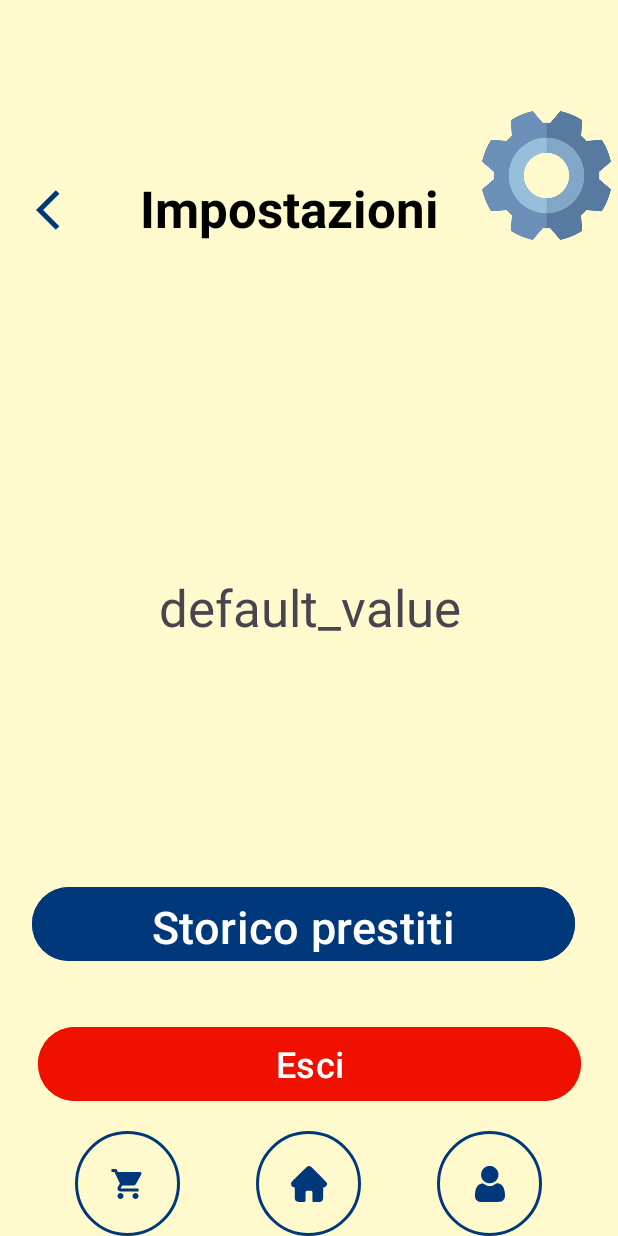
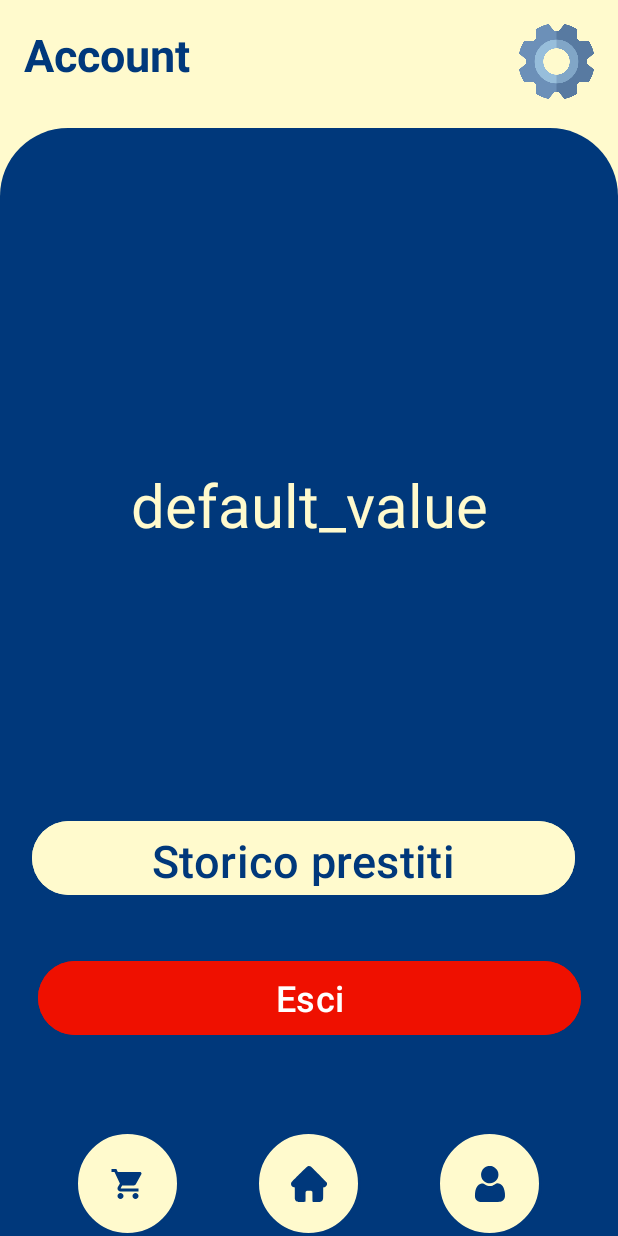
Before and after one commit to AntonioTagliafierro/TheLibrariansApp, an Android app: the ProfiloActivity screen opened directly, with no data from a screen before it, on a phone screen of 412 x 824 dp. Run offline under Robolectric (Android 15) with nearby library versions, the phone set to English and light mode, and no system bars.

Commit message:
modifiche grafiche

```diff
--- a/app/build.gradle.kts
+++ b/app/build.gradle.kts
@@ -41,6 +41,7 @@ dependencies {
     androidTestImplementation(libs.ext.junit)
     androidTestImplementation(libs.espresso.core)
     implementation("com.squareup.picasso:picasso:2.8")
+    implementation ("androidx.constraintlayout:constraintlayout:2.1.4")
     implementation ("com.github.bumptech.glide:glide:4.15.0")
     annotationProcessor ("com.github.bumptech.glide:compiler:4.15.0")
 
--- a/app/src/main/java/com/example/thelibrariansapp/activity/BookActivity.java
+++ b/app/src/main/java/com/example/thelibrariansapp/activity/BookActivity.java
@@ -105,6 +105,9 @@ public class BookActivity extends ImmersiveActivity {
 
                     }
                 }).start();
+                Intent intent = new Intent(BookActivity.this, HomeActivity.class);
+                startActivity(intent);
+
             }
         });
 
--- a/app/src/main/java/com/example/thelibrariansapp/activity/ProfiloActivity.java
+++ b/app/src/main/java/com/example/thelibrariansapp/activity/ProfiloActivity.java
@@ -45,14 +45,6 @@ public class ProfiloActivity extends ImmersiveActivity {
             }
         });
 
-        ImageButton ButtonBack = findViewById(R.id.imageButtonBack);
-        ButtonBack.setOnClickListener(new View.OnClickListener(){
-            @Override
-            public void onClick(View v) {
-                Intent intent = new Intent(ProfiloActivity.this, HomeActivity.class);
-                startActivity(intent);
-            }
-        });
 
         //tasto di uscita
         Button ButtonEsci = findViewById(R.id.esciButton);
--- a/app/src/main/java/com/example/thelibrariansapp/adapters/LoansAdapter.java
+++ b/app/src/main/java/com/example/thelibrariansapp/adapters/LoansAdapter.java
@@ -77,14 +77,15 @@ public class LoansAdapter extends RecyclerView.Adapter<LoansAdapter.LoanViewHold
 
             // Se lo stato è "attivo" e la data di scadenza è passata, imposta il colore in rosso
             if (loan.getStatus().equals("attivo") && dueDate2.before(currentDate)) {
-                holder.status.setText("RITARDO DI CONSEGNA");
+                holder.status.setText("IN RITARDO");
                 holder.status.setTextColor(Color.RED);
             } else if (loan.getStatus().equals("attivo")) { // navy se IN USO e non scaduto
-                holder.status.setText("IN USO");
+                holder.status.setText("       IN USO");
                 holder.status.setTextColor(ContextCompat.getColor(context, R.color.navy));
             } else {
                 holder.status.setText("CONSEGNATO");
                 holder.status.setTextColor(Color.BLACK);  // Colore per libro consegnato
+                holder.buttonReturnBook.setVisibility(View.INVISIBLE);
             }
         } catch (Exception e) {
             e.printStackTrace();
--- a/app/src/main/res/layout/activity_manage_books.xml
+++ b/app/src/main/res/layout/activity_manage_books.xml
@@ -27,6 +27,7 @@
         android:layout_width="match_parent"
         android:layout_height="0dp"
         android:layout_marginTop="24dp"
+        android:layout_marginBottom="68dp"
         android:background="@drawable/rounded_cont_top"
         android:backgroundTint="@color/navy"
         app:layout_constraintBottom_toBottomOf="parent"
--- a/app/src/main/res/layout/activity_profilo.xml
+++ b/app/src/main/res/layout/activity_profilo.xml
@@ -6,60 +6,60 @@
     android:layout_width="match_parent"
     android:layout_height="match_parent"
     android:background="@color/lemon_cream"
+    android:fitsSystemWindows="true"
     tools:context=".activity.ProfiloActivity">
 
 
-    <TextView
-        android:id="@+id/settingsText"
-        android:layout_width="209dp"
-        android:layout_height="68dp"
-        android:layout_marginStart="24dp"
-        android:layout_marginTop="116dp"
-        android:text="Impostazioni"
-        android:textAlignment="center"
-        android:textColor="@color/black"
-        android:textSize="34sp"
-        android:textStyle="bold"
-        app:layout_constraintStart_toEndOf="@+id/imageButtonBack"
-        app:layout_constraintTop_toTopOf="parent" />
+    <LinearLayout
+        android:layout_width="match_parent"
+        android:layout_height="match_parent"
+        android:layout_marginTop="85dp"
+        android:layout_marginBottom="68dp"
+        android:backgroundTint="@color/navy"
+        android:background="@drawable/rounded_cont_top"
+        android:orientation="vertical"
+        app:layout_constraintBottom_toBottomOf="parent"
+        app:layout_constraintEnd_toEndOf="parent"
+        app:layout_constraintHorizontal_bias="0.0"
+        app:layout_constraintStart_toStartOf="parent"
+        app:layout_constraintTop_toTopOf="parent"></LinearLayout>
 
     <ImageView
         android:id="@+id/imageView"
-        android:layout_width="86dp"
-        android:layout_height="98dp"
-        android:layout_marginStart="24dp"
-        android:layout_marginTop="68dp"
-        app:layout_constraintStart_toEndOf="@+id/settingsText"
+        android:layout_width="50dp"
+        android:layout_height="50dp"
+        android:layout_marginTop="16dp"
+        android:layout_marginEnd="16dp"
+        app:layout_constraintEnd_toEndOf="parent"
         app:layout_constraintTop_toTopOf="parent"
         app:srcCompat="@drawable/cogwheel" />
 
-    <ImageButton
-        android:id="@+id/imageButtonBack"
-        android:layout_width="48dp"
-        android:layout_height="48dp"
+    <TextView
+        android:id="@+id/settingsText"
+        android:layout_width="wrap_content"
+        android:layout_height="wrap_content"
         android:layout_marginStart="16dp"
-        android:layout_marginTop="116dp"
-        android:layout_marginEnd="44dp"
-        android:backgroundTint="@color/lemon_cream"
-        android:src="@drawable/baseline_arrow_back_ios_24"
-        app:layout_constraintEnd_toStartOf="@+id/settingsText"
+        android:layout_marginTop="16dp"
+        android:text="Account"
+        android:textAlignment="center"
+        android:textColor="@color/navy"
+        android:textSize="@dimen/title_dimen"
+        android:textStyle="bold"
         app:layout_constraintStart_toStartOf="parent"
-        app:layout_constraintTop_toTopOf="parent"
-        app:tint="@color/navy"
-        tools:ignore="SpeakableTextPresentCheck" />
+        app:layout_constraintTop_toTopOf="parent" />
 
     <TextView
         android:id="@+id/usernameText"
-        android:layout_width="231dp"
-        android:layout_height="55dp"
-        android:layout_marginBottom="150dp"
+        android:layout_width="wrap_content"
+        android:layout_height="wrap_content"
+        android:layout_marginBottom="180dp"
         android:text="Nome Utente"
         android:textAlignment="center"
-        android:textSize="34sp"
+        android:textColor="@color/lemon_cream"
+        android:textSize="40dp"
         app:layout_constraintBottom_toTopOf="@+id/button"
         app:layout_constraintEnd_toEndOf="parent"
         app:layout_constraintStart_toStartOf="parent" />
-
 
     <Button
         android:id="@+id/esciButton"
@@ -68,7 +68,7 @@
         android:layout_marginHorizontal="16dp"
         android:layout_marginStart="10dp"
         android:layout_marginEnd="10dp"
-        android:layout_marginBottom="16dp"
+        android:layout_marginBottom="60dp"
         android:backgroundTint="#EF1000"
         android:text="Esci"
         android:textSize="24sp"
@@ -103,8 +103,9 @@
         android:layout_height="57dp"
         android:layout_marginStart="21dp"
         android:layout_marginBottom="36dp"
-        android:backgroundTint="@color/navy"
+        android:backgroundTint="@color/lemon_cream"
         android:text="Storico prestiti"
+        android:textColor="@color/navy"
         android:textSize="30dp"
         app:layout_constraintBottom_toTopOf="@+id/esciButton"
         app:layout_constraintStart_toStartOf="parent" />
--- a/app/src/main/res/layout/bottom_buttons_layout.xml
+++ b/app/src/main/res/layout/bottom_buttons_layout.xml
@@ -4,31 +4,29 @@
     xmlns:app="http://schemas.android.com/apk/res-auto"
     android:id="@+id/parentConstraintLayout"
     android:layout_width="match_parent"
-    android:layout_height="match_parent"
-    android:background="@android:color/transparent">
-
-
+    android:layout_height="match_parent">
 
 
     <LinearLayout
         android:id="@+id/linearLayout"
         android:layout_width="0dp"
         android:layout_height="70dp"
+        android:background="@color/navy"
+        android:gravity="center"
         android:orientation="horizontal"
         app:layout_constraintBottom_toBottomOf="parent"
         app:layout_constraintEnd_toEndOf="parent"
-        app:layout_constraintStart_toStartOf="parent"
-        android:gravity="center">
+        app:layout_constraintStart_toStartOf="parent">
 
         <!-- Pulsante Store -->
         <LinearLayout
             android:layout_width="70dp"
             android:layout_height="70dp"
+            android:layout_marginStart="25dp"
+            android:layout_marginEnd="25dp"
             android:background="@drawable/button_shape"
             android:gravity="center"
-            android:orientation="vertical"
-            android:layout_marginStart="25dp"
-            android:layout_marginEnd="25dp">
+            android:orientation="vertical">
 
             <ImageButton
                 android:id="@+id/imgBtnCarrello"
@@ -44,11 +42,11 @@
         <LinearLayout
             android:layout_width="70dp"
             android:layout_height="70dp"
+            android:layout_marginStart="25dp"
+            android:layout_marginEnd="25dp"
+            android:background="@drawable/button_shape"
             android:gravity="center"
-            android:orientation="vertical"
-            android:background="@drawable/button_shape"
-            android:layout_marginStart="25dp"
-            android:layout_marginEnd="25dp">
+            android:orientation="vertical">
 
             <ImageButton
                 android:id="@+id/imgBtnHome"
@@ -64,18 +62,18 @@
         <LinearLayout
             android:layout_width="70dp"
             android:layout_height="70dp"
+            android:layout_marginStart="25dp"
+            android:layout_marginEnd="25dp"
+            android:background="@drawable/button_shape"
             android:gravity="center"
-            android:orientation="vertical"
-            android:background="@drawable/button_shape"
-            android:layout_marginStart="25dp"
-            android:layout_marginEnd="25dp">
+            android:orientation="vertical">
 
             <ImageButton
                 android:id="@+id/imgBtnProfile"
                 android:layout_width="50dp"
                 android:layout_height="50dp"
+                android:background="@android:color/transparent"
                 android:clickable="true"
-                android:background="@android:color/transparent"
                 android:src="@drawable/ic_account" />
 
         </LinearLayout>
```
Also changed, not shown: app/src/main/res/layout/activity_carrello.xml (+8 -5 lines), app/src/main/res/layout/item_lendlease.xml (+26 -21 lines).
